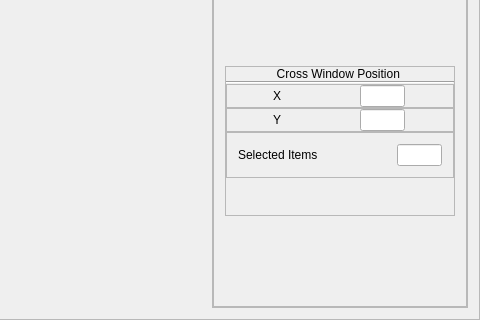
Jakub-Ciecierski/InfinityCAD, file apps/ifc_editor_qt/mainwindow.ui: the form before one commit; both pictures show x 682 to 1162 and y 448 to 768 of the 1162 by 768 pixel window.
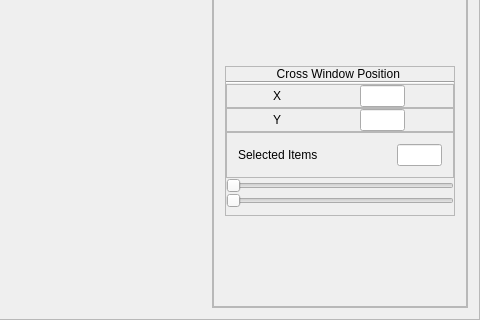
The form after the commit. Icons and pictures are not drawn. Custom widgets are drawn as their Qt base class.

```diff
--- a/apps/ifc_editor_qt/mainwindow.ui
+++ b/apps/ifc_editor_qt/mainwindow.ui
@@ -375,7 +375,7 @@
                  <x>0</x>
                  <y>0</y>
                  <width>252</width>
-                 <height>565</height>
+                 <height>594</height>
                 </rect>
                </property>
                <layout class="QVBoxLayout" name="verticalLayout_5">
@@ -877,6 +877,26 @@
                      </layout>
                     </widget>
                    </item>
+                   <item>
+                    <widget class="QSlider" name="paramSlider1">
+                     <property name="maximum">
+                      <number>999</number>
+                     </property>
+                     <property name="orientation">
+                      <enum>Qt::Horizontal</enum>
+                     </property>
+                    </widget>
+                   </item>
+                   <item>
+                    <widget class="QSlider" name="paramSlider2">
+                     <property name="maximum">
+                      <number>999</number>
+                     </property>
+                     <property name="orientation">
+                      <enum>Qt::Horizontal</enum>
+                     </property>
+                    </widget>
+                   </item>
                    <item>
                     <spacer name="verticalSpacer">
                      <property name="orientation">
```
Left out of the diff: 36 changed lines with no effect on the pictures.
